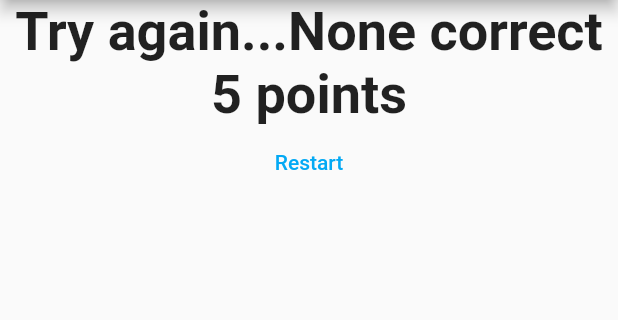
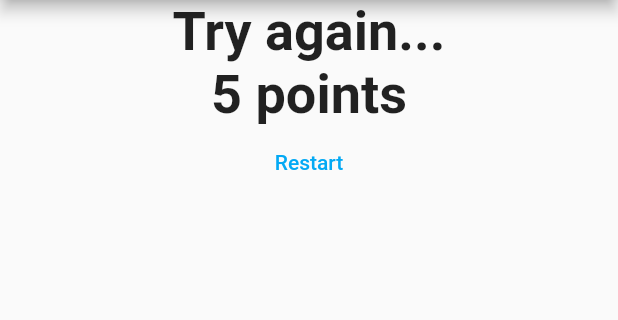
Before and after one commit to samuel327/flutter, a Flutter app: the screen it shows after launch, after a tap on "Battle of Waterloo", after a tap on "116 years", after a tap on "Julius Caesar", on a phone screen of 412 x 824 dp, the part 84-404 px from its top. Run offline on Flutter 3.47's test engine with Material 2 defaults, Android fonts, the phone set to English and light mode, and no system bars.

Commit message:
history triva app

```diff
--- a/lib/result.dart
+++ b/lib/result.dart
@@ -8,11 +8,11 @@ class Result extends StatelessWidget {
 
   String get resultPhrase {
     var phrasePositive = 'You did it! All correct\n';
-    var phraseNegative = "Try again...None correct\n";
+    var phraseNegative = "Try again...\n";
     var phraseAmbigous = "Wow... Missed one\n";
-    if (totalScore < 10) {
+    if (totalScore == 5) {
       return phraseNegative + totalScore.toString() + ' points';
-    } else if (totalScore < 15) {
+    } else if (totalScore == 10) {
       return phraseAmbigous + totalScore.toString() + ' points';
     } else {
       return phrasePositive + totalScore.toString() + ' points';
```
